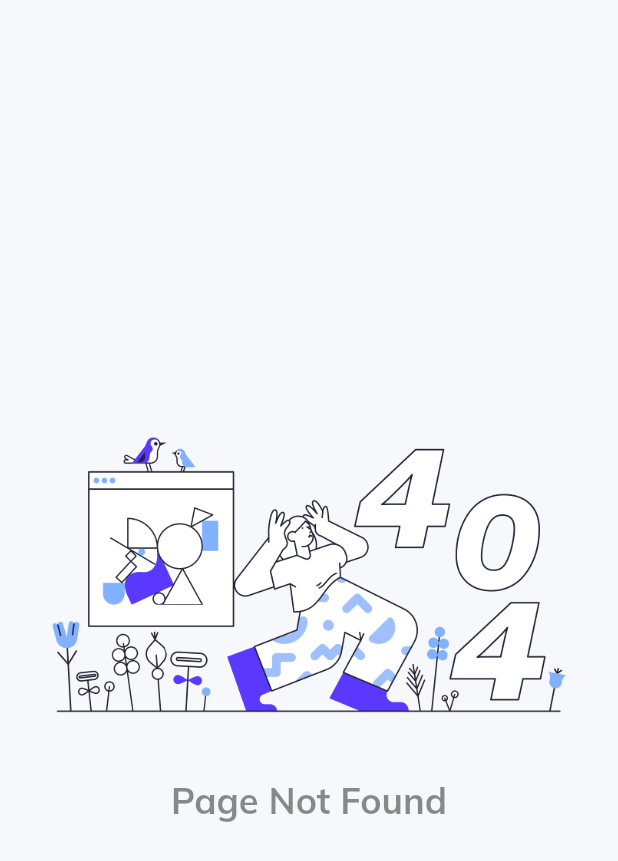
After one commit to wx2sim/Dashboard-flutter-web, a Flutter app: the PageNotFound screen opened by its route, on a phone screen of 412 x 824 dp. The commit adds this screen. Shown: the top 861 px of the screen. Run offline on Flutter 3.47's test engine with Material 2 defaults, Android fonts, the phone set to English and light mode, and no system bars; our stand-ins replace charts_flutter, get, google_fonts; missing offline and left inert: dart:js, data_tables, web_ffi.

Commit message:
adding and 404 error page in case u navigate to an unknown url

```diff
--- a/lib/main.dart
+++ b/lib/main.dart
@@ -3,7 +3,10 @@ import 'package:get/get.dart';
 import 'package:google_fonts/google_fonts.dart';
 import 'package:website/controllers/menu_controller.dart';
 import 'package:website/controllers/navigation_controller.dart';
+import 'package:website/layout.dart';
+import 'package:website/pages/404/error_page.dart';
 import 'package:website/pages/authentication/authentication.dart';
+import 'package:website/routing/routes.dart';
 import 'constants/style.dart';
 
 void main() {
@@ -18,6 +21,17 @@ class MyApp extends StatelessWidget {
   @override
   Widget build(BuildContext context) {
     return GetMaterialApp(
+      initialRoute: AuthenticationPageRoute,
+      opaqueRoute: true,
+      unknownRoute: GetPage(
+          name: "/not-found",
+          page: () => PageNotFound(),
+          transition: Transition.fadeIn),
+      getPages: [
+        GetPage(name: RootRoute, page: () => SiteLayout()),
+        GetPage(
+            name: AuthenticationPageRoute, page: () => AuthenticationPage()),
+      ],
       debugShowCheckedModeBanner: false,
       title: "My DashBoard",
       theme: ThemeData(
@@ -32,7 +46,6 @@ class MyApp extends StatelessWidget {
         }),
         primaryColor: Colors.black,
       ),
-      home: AuthenticationPage(),
     );
   }
 }
--- /dev/null
+++ b/lib/pages/404/error_page.dart
@@ -0,0 +1,31 @@
+import 'package:flutter/material.dart';
+import 'package:website/widgets/custom_text.dart';
+
+class PageNotFound extends StatelessWidget {
+  const PageNotFound({Key? key}) : super(key: key);
+
+  @override
+  Widget build(BuildContext context) {
+    return Scaffold(
+      body: Column(mainAxisAlignment: MainAxisAlignment.center, children: [
+        Image.asset(
+          "assets/images/error.png",
+          width: 350,
+        ),
+        SizedBox(
+          height: 10,
+        ),
+        Row(
+          mainAxisAlignment: MainAxisAlignment.center,
+          children: [
+            CustomText(
+                text: "Page Not Found",
+                size: 24,
+                color: Colors.black45,
+                weight: FontWeight.bold)
+          ],
+        )
+      ]),
+    );
+  }
+}
--- a/lib/pages/authentication/authentication.dart
+++ b/lib/pages/authentication/authentication.dart
@@ -2,6 +2,7 @@ import 'package:flutter/material.dart';
 import 'package:get/get.dart';
 import 'package:google_fonts/google_fonts.dart';
 import 'package:website/layout.dart';
+import 'package:website/routing/routes.dart';
 import '../../constants/style.dart';
 import '../../widgets/custom_text.dart';
 
@@ -101,7 +102,7 @@ class AuthenticationPage extends StatelessWidget {
               ),
               InkWell(
                 onTap: () {
-                  Get.offAll(() => SiteLayout());
+                  Get.offAllNamed(RootRoute);
                 },
                 child: Container(
                   decoration: BoxDecoration(
--- a/lib/routing/routes.dart
+++ b/lib/routing/routes.dart
@@ -1,4 +1,4 @@
-const rootRoute = "/";
+const RootRoute = "/";
 
 const OverViewPageDisplayName = 'Overview';
 const OverViewPageRoute = '/overview';
--- a/lib/widgets/side_menu.dart
+++ b/lib/widgets/side_menu.dart
@@ -62,7 +62,9 @@ class SideMenu extends StatelessWidget {
                       itemName: item.name,
                       onTap: () {
                         if (item.route == AuthenticationPageRoute) {
-                          Get.offAll(() => AuthenticationPage());
+                          menuController
+                              .changeActiveItemTo(OverViewPageDisplayName);
+                          Get.offAllNamed(AuthenticationPageRoute);
                         }
                         if (!menuController.isActive(item.name)) {
                           menuController.changeActiveItemTo(item.name);
```
